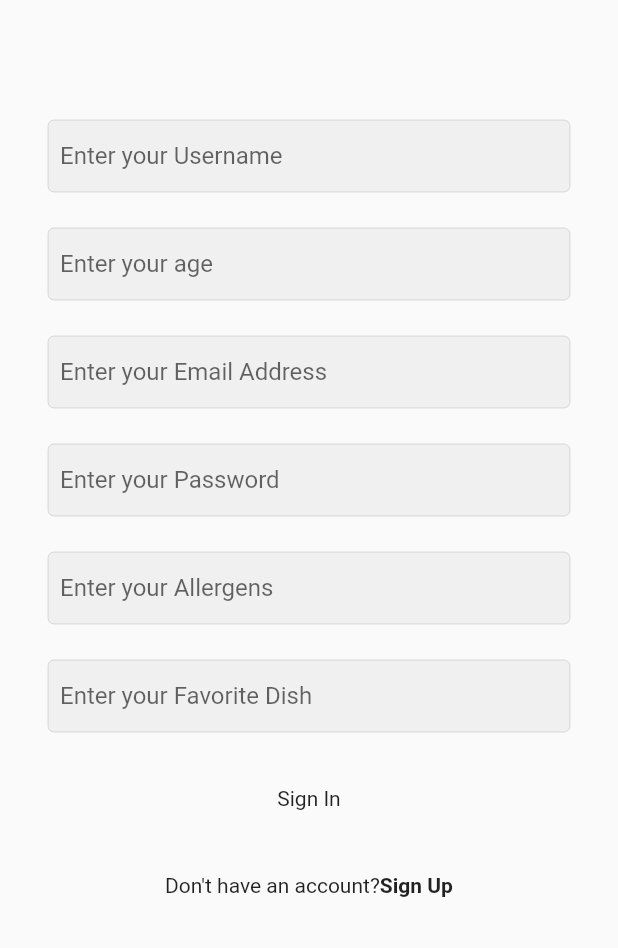
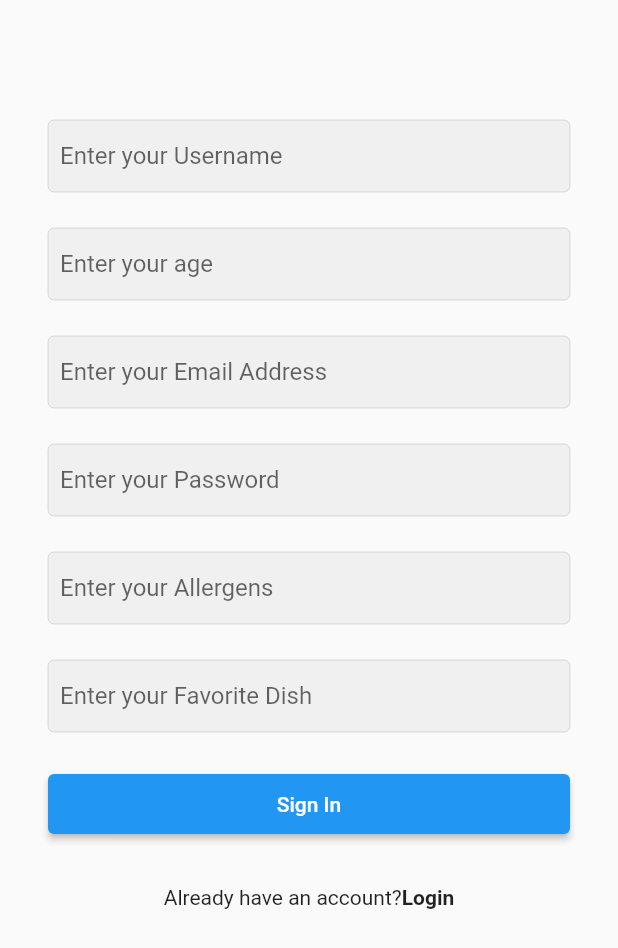
Before and after one commit to alphadead/makeathonPlatePal, a Flutter app: the screen it shows after launch, after a tap on "Sign Up", on a phone screen of 412 x 824 dp. Shown: the top 948 px of the screen. Run offline on Flutter 3.47's test engine with Material 2 defaults, Android fonts, the light colour scheme and no system bars; our stand-ins replace cloud_firestore, firebase_auth, firebase_core; accounts and stored records are empty; network calls fail.

Commit message:
almost done

```diff
--- a/lib/category.dart
+++ b/lib/category.dart
@@ -48,11 +48,15 @@ class _CategoriesState extends State<Categories> {
               child: Container(
                 alignment: Alignment.center,
                 decoration: BoxDecoration(
-                  color: Colors.amber,
+                  color: Colors.blue,
                   borderRadius: BorderRadius.circular(15),
                 ),
                 child: Text(
                   myProducts[index].toString(),
+                  style: const TextStyle(
+                      fontWeight: FontWeight.bold,
+                      color: Colors.white,
+                      fontSize: 20),
                 ),
               ),
             );
--- a/lib/login.dart
+++ b/lib/login.dart
@@ -49,6 +49,7 @@ class _LoginPageState extends State<LoginPage> {
   @override
   Widget build(BuildContext context) {
     return Scaffold(
+      backgroundColor: Colors.white,
       body: SafeArea(
         child: Container(
           padding: const EdgeInsets.symmetric(horizontal: 32),
@@ -56,11 +57,16 @@ class _LoginPageState extends State<LoginPage> {
           child:
               Column(crossAxisAlignment: CrossAxisAlignment.center, children: [
             Flexible(
-              flex: 2,
+              flex: 1,
               child: Container(),
             ),
+
+            Image.asset('assets/login.gif'),
             //image
-
+            Flexible(
+              flex: 1,
+              child: Container(),
+            ),
             //email textfield
             InputTextField(
               hintText: 'Enter your Email Address',
@@ -84,8 +90,8 @@ class _LoginPageState extends State<LoginPage> {
             ),
 
             //button
-            InkWell(
-              onTap: loginUser,
+            ElevatedButton(
+              onPressed: loginUser,
               child: Container(
                 width: double.infinity,
                 alignment: Alignment.center,
@@ -131,6 +137,10 @@ class _LoginPageState extends State<LoginPage> {
                 ),
               ],
             ),
+            Flexible(
+              flex: 1,
+              child: Container(),
+            ),
           ]),
         ),
       ),
--- a/lib/signup.dart
+++ b/lib/signup.dart
@@ -113,8 +113,8 @@ class _SignUpPageState extends State<SignUpPage> {
             //     }),
 
             //button
-            InkWell(
-              onTap: () async {
+            ElevatedButton(
+              onPressed: () async {
                 String res = await AuthMethods().SignupUser(
                   email: _emailController.text,
                   password: _passwordController.text,
@@ -154,7 +154,7 @@ class _SignUpPageState extends State<SignUpPage> {
               children: [
                 Container(
                   padding: const EdgeInsets.symmetric(vertical: 8),
-                  child: const Text("Don't have an account?"),
+                  child: const Text("Already have an account?"),
                 ),
                 GestureDetector(
                   onTap: () {
@@ -166,7 +166,7 @@ class _SignUpPageState extends State<SignUpPage> {
                   child: Container(
                     padding: const EdgeInsets.symmetric(vertical: 8),
                     child: const Text(
-                      "Sign Up",
+                      "Login",
                       style: TextStyle(fontWeight: FontWeight.bold),
                     ),
                   ),
```
Also changed, not shown: lib/addDish.dart (added, +157 -0 lines), lib/recipeSearch.dart (+11 -0 lines), lib/splash.dart (added, +33 -0 lines), assets/login.gif (added), assets/splash.gif (added).
